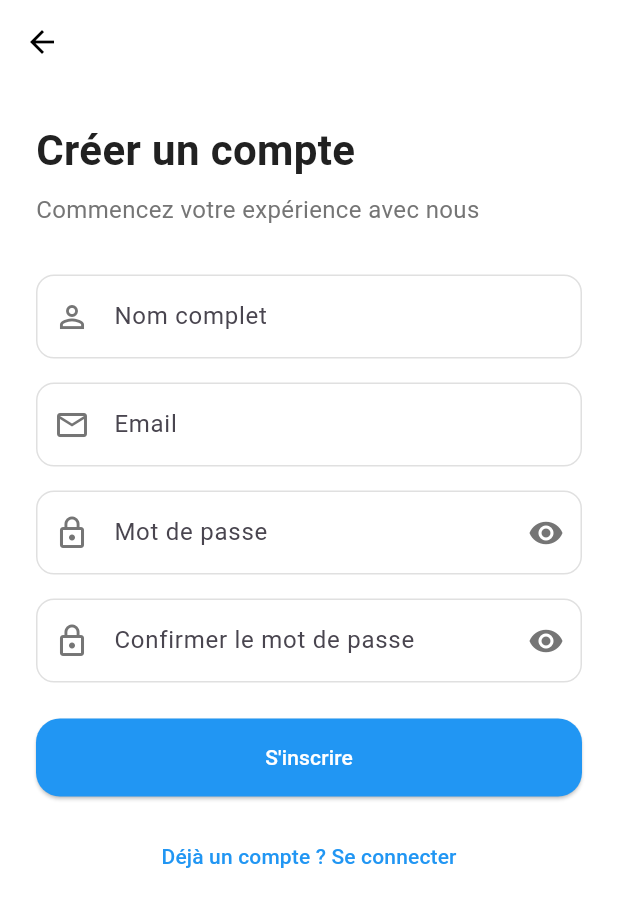
After one commit to Tiavina22/loca, a Flutter app: the RegisterPage screen opened by its route, on a phone screen of 412 x 824 dp. The commit adds this screen. Shown: the top 907 px of the screen. Run offline on Flutter 3.47's test engine with Material 3 defaults, Android fonts, the phone set to English and light mode, and no system bars.

Commit message:
[FEAT]: implementation inscription screen base.

```diff
--- a/lib/core/routes/app_router.dart
+++ b/lib/core/routes/app_router.dart
@@ -2,11 +2,13 @@ import 'package:flutter/material.dart';
 import '../presentation/pages/loading_page.dart';
 import '../../features/home/presentation/pages/home_page.dart';
 import '../../features/auth/presentation/pages/auth_page.dart';
+import '../../features/auth/presentation/pages/register_page.dart';
 
 class AppRouter {
   static const String loading = '/loading';
   static const String home = '/';
   static const String auth = '/auth';
+  static const String register = '/register';
 
   static Route<dynamic> onGenerateRoute(RouteSettings settings) {
     switch (settings.name) {
@@ -16,6 +18,8 @@ class AppRouter {
         return MaterialPageRoute(builder: (_) => const HomePage());
       case auth:
         return MaterialPageRoute(builder: (_) => const AuthPage());
+      case register:
+        return MaterialPageRoute(builder: (_) => const RegisterPage());
       default:
         return MaterialPageRoute(
           builder:
--- a/lib/features/auth/presentation/pages/auth_page.dart
+++ b/lib/features/auth/presentation/pages/auth_page.dart
@@ -1,5 +1,6 @@
 import 'package:flutter/material.dart';
 import 'package:flutter/cupertino.dart';
+import 'package:loca/core/routes/app_router.dart';
 import '../../../../core/theme/app_colors.dart';
 
 class AuthPage extends StatefulWidget {
@@ -208,6 +209,14 @@ class _AuthPageState extends State<AuthPage>
             onPressed: _isLoading ? null : _handleSignIn,
           ),
         ),
+        const SizedBox(height: 16),
+        TextButton(
+          onPressed: () => Navigator.pushNamed(context, AppRouter.register),
+          child: Text(
+            'Pas encore de compte ? S\'inscrire',
+            style: TextStyle(color: AppColors.primaryColor),
+          ),
+        ),
       ],
     );
   }
--- /dev/null
+++ b/lib/features/auth/presentation/pages/register_page.dart
@@ -0,0 +1,257 @@
+import 'package:flutter/material.dart';
+import '../../../../core/theme/app_colors.dart';
+
+class RegisterPage extends StatefulWidget {
+  const RegisterPage({super.key});
+
+  @override
+  State<RegisterPage> createState() => _RegisterPageState();
+}
+
+class _RegisterPageState extends State<RegisterPage>
+    with SingleTickerProviderStateMixin {
+  final _formKey = GlobalKey<FormState>();
+  final _nameController = TextEditingController();
+  final _emailController = TextEditingController();
+  final _passwordController = TextEditingController();
+  final _confirmPasswordController = TextEditingController();
+  bool _isPasswordVisible = false;
+  bool _isConfirmPasswordVisible = false;
+  bool _isLoading = false;
+
+  late AnimationController _animationController;
+  late Animation<double> _fadeAnimation;
+  late Animation<Offset> _slideAnimation;
+
+  @override
+  void initState() {
+    super.initState();
+    _animationController = AnimationController(
+      vsync: this,
+      duration: const Duration(milliseconds: 800),
+    );
+
+    _fadeAnimation = Tween<double>(begin: 0.0, end: 1.0).animate(
+      CurvedAnimation(parent: _animationController, curve: Curves.easeOut),
+    );
+
+    _slideAnimation = Tween<Offset>(
+      begin: const Offset(0, 0.1),
+      end: Offset.zero,
+    ).animate(
+      CurvedAnimation(parent: _animationController, curve: Curves.easeOut),
+    );
+
+    _animationController.forward();
+  }
+
+  @override
+  void dispose() {
+    _animationController.dispose();
+    _nameController.dispose();
+    _emailController.dispose();
+    _passwordController.dispose();
+    _confirmPasswordController.dispose();
+    super.dispose();
+  }
+
+  Future<void> _handleRegister() async {
+    if (_formKey.currentState!.validate()) {
+      setState(() => _isLoading = true);
+      await Future.delayed(const Duration(seconds: 2)); // Simuler un chargement
+      setState(() => _isLoading = false);
+      // TODO: Implémenter la vraie logique d'inscription
+    }
+  }
+
+  Widget _buildTextField({
+    required TextEditingController controller,
+    required String label,
+    required IconData icon,
+    bool isPassword = false,
+    bool? isPasswordVisible,
+    VoidCallback? onTogglePassword,
+    String? Function(String?)? validator,
+  }) {
+    return TextFormField(
+      controller: controller,
+      obscureText: isPassword && !(isPasswordVisible ?? false),
+      decoration: InputDecoration(
+        labelText: label,
+        prefixIcon: Icon(icon, color: Colors.grey[600]),
+        suffixIcon:
+            isPassword
+                ? IconButton(
+                  icon: Icon(
+                    isPasswordVisible ?? false
+                        ? Icons.visibility_off
+                        : Icons.visibility,
+                    color: Colors.grey[600],
+                  ),
+                  onPressed: onTogglePassword,
+                )
+                : null,
+        border: OutlineInputBorder(
+          borderRadius: BorderRadius.circular(12),
+          borderSide: BorderSide(color: Colors.grey[300]!),
+        ),
+        enabledBorder: OutlineInputBorder(
+          borderRadius: BorderRadius.circular(12),
+          borderSide: BorderSide(color: Colors.grey[300]!),
+        ),
+        focusedBorder: OutlineInputBorder(
+          borderRadius: BorderRadius.circular(12),
+          borderSide: BorderSide(color: AppColors.primaryColor),
+        ),
+      ),
+      validator: validator,
+    );
+  }
+
+  Widget _buildForm() {
+    return Form(
+      key: _formKey,
+      child: Column(
+        crossAxisAlignment: CrossAxisAlignment.stretch,
+        children: [
+          _buildTextField(
+            controller: _nameController,
+            label: 'Nom complet',
+            icon: Icons.person_outline,
+            validator: (value) {
+              if (value == null || value.isEmpty) {
+                return 'Veuillez entrer votre nom';
+              }
+              return null;
+            },
+          ),
+          const SizedBox(height: 16),
+          _buildTextField(
+            controller: _emailController,
+            label: 'Email',
+            icon: Icons.email_outlined,
+            validator: (value) {
+              if (value == null || !value.contains('@')) {
+                return 'Veuillez entrer un email valide';
+              }
+              return null;
+            },
+          ),
+          const SizedBox(height: 16),
+          _buildTextField(
+            controller: _passwordController,
+            label: 'Mot de passe',
+            icon: Icons.lock_outline,
+            isPassword: true,
+            isPasswordVisible: _isPasswordVisible,
+            onTogglePassword:
+                () => setState(() => _isPasswordVisible = !_isPasswordVisible),
+          ),
+          const SizedBox(height: 16),
+          _buildTextField(
+            controller: _confirmPasswordController,
+            label: 'Confirmer le mot de passe',
+            icon: Icons.lock_outline,
+            isPassword: true,
+            isPasswordVisible: _isConfirmPasswordVisible,
+            onTogglePassword:
+                () => setState(
+                  () => _isConfirmPasswordVisible = !_isConfirmPasswordVisible,
+                ),
+            validator: (value) {
+              if (value != _passwordController.text) {
+                return 'Les mots de passe ne correspondent pas';
+              }
+              return null;
+            },
+          ),
+          const SizedBox(height: 24),
+          ElevatedButton(
+            style: ElevatedButton.styleFrom(
+              backgroundColor: AppColors.primaryColor,
+              padding: const EdgeInsets.symmetric(vertical: 16),
+              shape: RoundedRectangleBorder(
+                borderRadius: BorderRadius.circular(16),
+              ),
+            ),
+            onPressed: _isLoading ? null : _handleRegister,
+            child:
+                _isLoading
+                    ? const SizedBox(
+                      height: 20,
+                      width: 20,
+                      child: CircularProgressIndicator(
+                        color: Colors.white,
+                        strokeWidth: 2,
+                      ),
+                    )
+                    : const Text(
+                      'S\'inscrire',
+                      style: TextStyle(color: Colors.white),
+                    ),
+          ),
+          const SizedBox(height: 16),
+          TextButton(
+            onPressed: () => Navigator.pop(context),
+            child: Text(
+              'Déjà un compte ? Se connecter',
+              style: TextStyle(color: AppColors.primaryColor),
+            ),
+          ),
+        ],
+      ),
+    );
+  }
+
+  @override
+  Widget build(BuildContext context) {
+    return Scaffold(
+      backgroundColor: Colors.white,
+      appBar: AppBar(
+        backgroundColor: Colors.transparent,
+        elevation: 0,
+        leading: IconButton(
+          icon: const Icon(Icons.arrow_back, color: Colors.black),
+          onPressed: () => Navigator.pop(context),
+        ),
+      ),
+      body: SafeArea(
+        child: SingleChildScrollView(
+          physics: const BouncingScrollPhysics(),
+          child: Padding(
+            padding: const EdgeInsets.all(24.0),
+            child: FadeTransition(
+              opacity: _fadeAnimation,
+              child: SlideTransition(
+                position: _slideAnimation,
+                child: Column(
+                  crossAxisAlignment: CrossAxisAlignment.stretch,
+                  children: [
+                    Text(
+                      'Créer un compte',
+                      style: TextStyle(
+                        fontSize: 28,
+                        fontWeight: FontWeight.bold,
+                        color: AppColors.textPrimaryColor,
+                      ),
+                    ),
+                    const SizedBox(height: 8),
+                    Text(
+                      'Commencez votre expérience avec nous',
+                      style: TextStyle(
+                        fontSize: 16,
+                        color: AppColors.textSecondaryColor,
+                      ),
+                    ),
+                    const SizedBox(height: 32),
+                    _buildForm(),
+                  ],
+                ),
+              ),
+            ),
+          ),
+        ),
+      ),
+    );
+  }
+}
```
